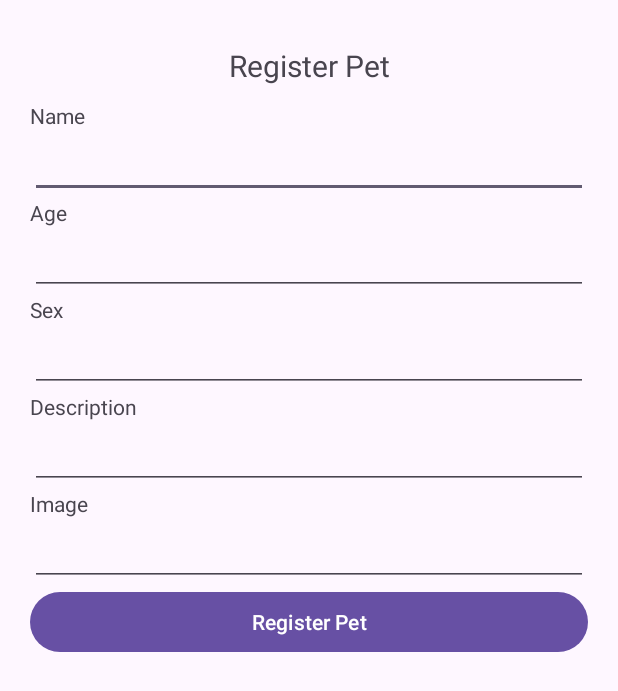
After one commit to CC238-2302-WV61-FidoFriend/App, an Android app: the PetRegister screen opened directly, with no data from a screen before it, on a phone screen of 412 x 824 dp. The commit adds this screen. Shown: the top 691 px of the screen. Run offline under Robolectric (Android 15) with nearby library versions, the phone set to English and light mode, and no system bars.

Commit message:
add pet register

```diff
--- /dev/null
+++ b/app/src/main/java/Beans/Pet.kt
@@ -0,0 +1,4 @@
+package Beans
+
+class Pet {
+}
--- a/app/src/main/java/Interface/FidoFriendApi.kt
+++ b/app/src/main/java/Interface/FidoFriendApi.kt
@@ -1,6 +1,8 @@
 package Interface
 
 import Beans.LoginBody
+import Beans.Pet
+import Beans.PetRegisterRequest
 import Beans.RegisterBody
 import Beans.User
 import retrofit2.Call
@@ -18,4 +20,7 @@ interface FidoFriendApi {
 
     @POST("/api/User")
     fun registerUser(@Body requestBody: RegisterBody): Call<User>
+
+    @POST("/api/Pet")
+    fun registerPet(@Body requestBody: PetRegisterRequest): Call<Pet>
 }
--- /dev/null
+++ b/app/src/main/java/com/example/fidofriend/PetRegister.kt
@@ -0,0 +1,60 @@
+package com.example.fidofriend
+
+import Beans.Pet
+import Beans.PetRegisterRequest
+import Beans.User
+import Interface.FidoFriendApi
+import android.content.Intent
+import androidx.appcompat.app.AppCompatActivity
+import android.os.Bundle
+import android.widget.Button
+import android.widget.EditText
+import android.widget.Toast
+import retrofit2.Call
+import retrofit2.Callback
+import retrofit2.Response
+import retrofit2.Retrofit
+import retrofit2.converter.gson.GsonConverterFactory
+
+class PetRegister : AppCompatActivity() {
+    private lateinit var service: FidoFriendApi
+    lateinit var pet: Pet
+    override fun onCreate(savedInstanceState: Bundle?) {
+        super.onCreate(savedInstanceState)
+        setContentView(R.layout.activity_pet_register)
+
+        val retrofit = Retrofit.Builder()
+            .baseUrl("https://fidofriend-api.onrender.com")
+            .addConverterFactory(GsonConverterFactory.create())
+            .build()
+
+        service = retrofit.create(FidoFriendApi::class.java)
+
+        val registerButton: Button = findViewById(R.id.registerPetBtn)
+        val name: EditText = findViewById(R.id.petName)
+        val age: EditText = findViewById(R.id.petAge)
+        val description: EditText = findViewById(R.id.petDescription)
+        val imgUrl: EditText = findViewById(R.id.petImgUrl)
+        val sex: EditText = findViewById(R.id.petSex)
+
+        registerButton.setOnClickListener() {
+            service
+                .registerPet(
+                    PetRegisterRequest(name.text.toString(), age.text.toString().toInt(), description.text.toString(), imgUrl.text.toString(), sex.text.toString(), 1))
+                .enqueue(object: Callback<Pet> {
+                    override fun onResponse(call: Call<Pet>, response: Response<Pet>) {
+                        pet = response.body()!!
+
+                        Toast.makeText(this@PetRegister, "Pet Register", Toast.LENGTH_SHORT).show()
+                        startActivity(Intent(this@PetRegister, MainActivity::class.java))
+                    }
+
+                    override fun onFailure(call: Call<Pet>, t: Throwable) {
+                        TODO("Not yet implemented")
+                    }
+
+                })
+        }
+
+    }
+}
--- /dev/null
+++ b/app/src/main/res/layout/activity_pet_register.xml
@@ -0,0 +1,87 @@
+<?xml version="1.0" encoding="utf-8"?>
+<LinearLayout
+    android:orientation="vertical"
+    xmlns:android="http://schemas.android.com/apk/res/android"
+    xmlns:app="http://schemas.android.com/apk/res-auto"
+    xmlns:tools="http://schemas.android.com/tools"
+    android:layout_width="match_parent"
+    android:layout_height="match_parent"
+    android:padding="20dp"
+    tools:context=".PetRegister">
+
+    <TextView
+        android:layout_width="match_parent"
+        android:layout_height="wrap_content"
+        android:padding="10dp"
+        android:textAlignment="center"
+        android:textSize="20dp"
+        android:text="Register Pet"/>
+
+
+    <TextView
+        android:layout_width="wrap_content"
+        android:layout_height="wrap_content"
+        android:text="Name"
+        />
+
+    <EditText
+        android:layout_width="match_parent"
+        android:layout_height="wrap_content"
+        android:id="@+id/petName"
+        />
+
+    <TextView
+        android:layout_width="wrap_content"
+        android:layout_height="wrap_content"
+        android:text="Age"
+        />
+
+    <EditText
+        android:layout_width="match_parent"
+        android:layout_height="wrap_content"
+        android:id="@+id/petAge"
+        />
+
+    <TextView
+        android:layout_width="wrap_content"
+        android:layout_height="wrap_content"
+        android:text="Sex"
+        />
+
+    <EditText
+        android:layout_width="match_parent"
+        android:layout_height="wrap_content"
+        android:id="@+id/petSex"
+        />
+
+    <TextView
+        android:layout_width="wrap_content"
+        android:layout_height="wrap_content"
+        android:text="Description"
+        />
+
+    <EditText
+        android:layout_width="match_parent"
+        android:layout_height="wrap_content"
+        android:id="@+id/petDescription"
+        />
+
+    <TextView
+        android:layout_width="wrap_content"
+        android:layout_height="wrap_content"
+        android:text="Image"
+        />
+
+    <EditText
+        android:layout_width="match_parent"
+        android:layout_height="wrap_content"
+        android:id="@+id/petImgUrl"
+        />
+    <Button
+        android:layout_width="match_parent"
+        android:layout_height="wrap_content"
+        android:id="@+id/registerPetBtn"
+        android:text="Register Pet"
+        />
+
+</LinearLayout>
```
Also changed, not shown: app/src/main/AndroidManifest.xml (+10 -5 lines), app/src/main/java/Beans/PetRegisterRequest.kt (added, +26 -0 lines), app/src/main/java/com/example/fidofriend/MainActivity.kt (+7 -0 lines), app/src/main/res/layout/activity_main.xml (+8 -0 lines).
